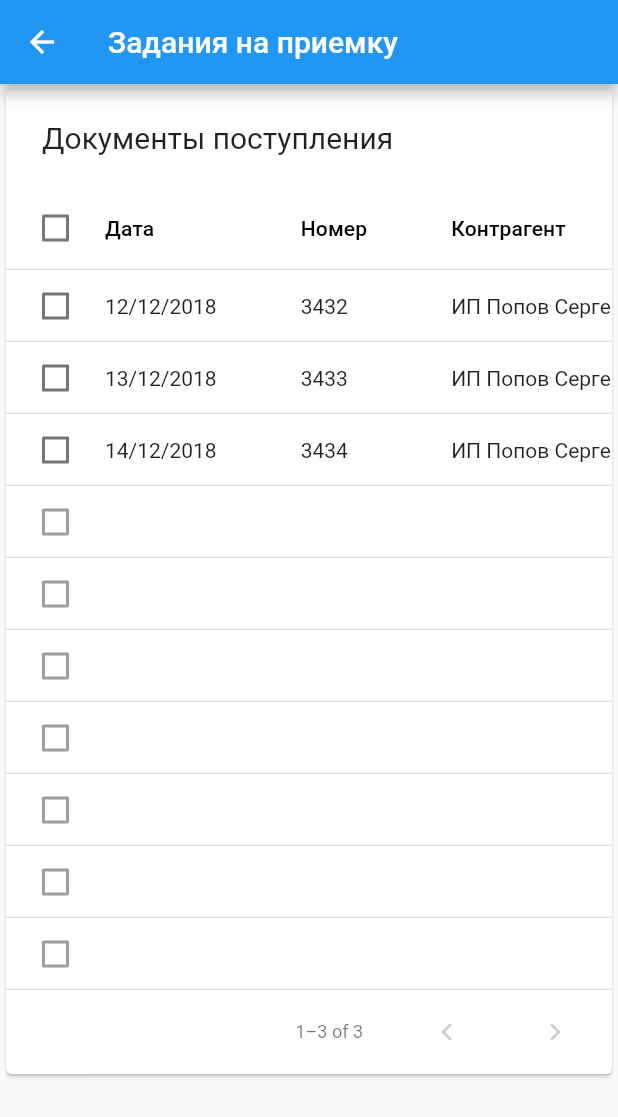
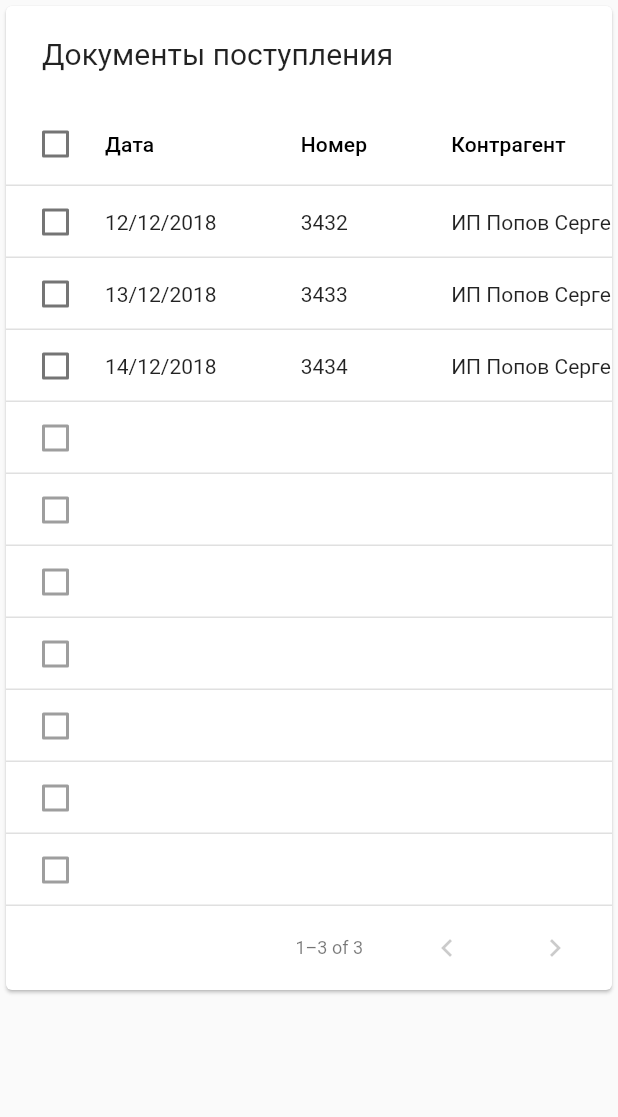
Before and after one commit to gofrom/order, a Flutter app: the screen it shows after launch, in the side drawer, after a tap on "Поступления", on a phone screen of 412 x 824 dp. Shown: the top 1117 px of the screen. Run offline on Flutter 3.47's test engine with Material 2 defaults, Android fonts, the phone set to English and light mode, and no system bars; network calls fail.

Commit message:
Начало большого пути

```diff
--- a/lib/main.dart
+++ b/lib/main.dart
@@ -1,6 +1,9 @@
 import 'package:flutter/material.dart';
 import 'dart:convert';
 import 'package:http/http.dart' as http;
+
+const String _kAsset0 = 'people/square/trevor.png';
+const String _kGalleryAssetsPackage = 'flutter_gallery_assets';
 
 void main() => runApp(new MyApp());
 
@@ -71,9 +74,15 @@ class _MainPageState extends State<MainPage> {
         child: ListView(
           padding: EdgeInsets.zero,
           children: <Widget>[
-            DrawerHeader(
-              child: Text('Пупкин Василий'),
-              decoration: BoxDecoration(color: Colors.lightBlue),
+            UserAccountsDrawerHeader(
+              accountName: const Text('Гофман Роман'),
+              accountEmail: const Text('roman@gofman.pro'),
+              currentAccountPicture: const CircleAvatar(
+                backgroundImage: AssetImage(
+                  _kAsset0,
+                  package: _kGalleryAssetsPackage,
+                ),
+              ),
             ),
             ListTile(
               title: Text('Поступления'),
@@ -240,9 +249,9 @@ class _InputPageState extends State<InputPage> {
     _inputDocumentsDataSource.loadData();
 
     return new Scaffold(
-      appBar: new AppBar(
-        title: new Text('Задания на приемку'),
-      ),
+//      appBar: new AppBar(
+//        title: new Text('Задания на приемку'),
+//      ),
       body: new Center(
           child: ListView(children: <Widget>[
         PaginatedDataTable(
```
